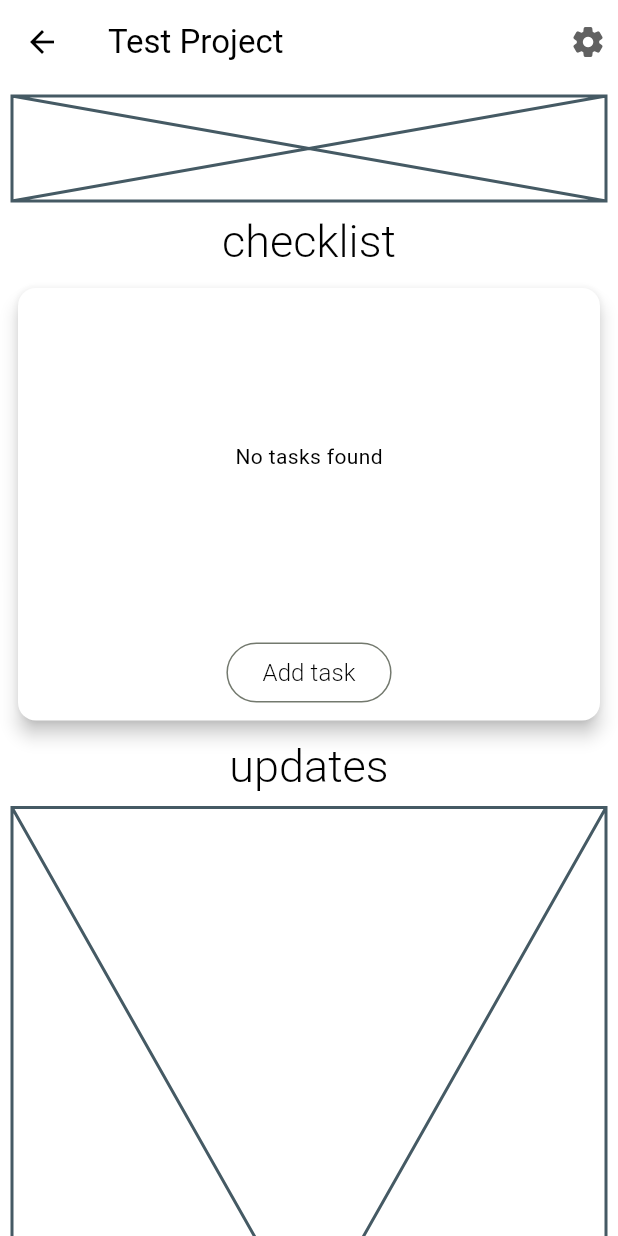
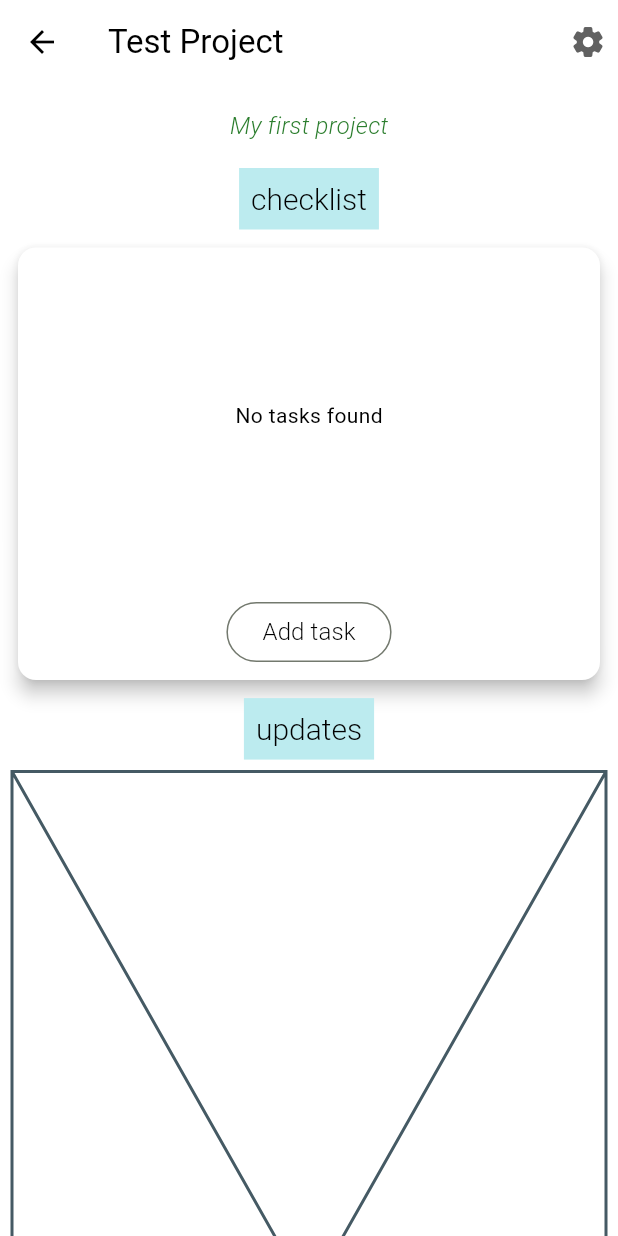
Before and after one commit to Vedant62/buildcraft, a Flutter app: the IndividualProject screen opened directly with sample values from the repository, on a phone screen of 412 x 824 dp. Run offline on Flutter 3.47's test engine with Material 3 defaults, Android fonts, the phone set to English and light mode, and no system bars; our stand-ins replace cloud_firestore, firebase_auth, firebase_core, flex_color_scheme, flutter_riverpod; accounts and stored records are empty.

Commit message:
improved iproject asthetics

```diff
--- a/lib/models/update.dart
+++ b/lib/models/update.dart
@@ -37,7 +37,7 @@ class Update {
 }
 
 enum Status {
-  behindOfTime,
+  late,
   onTime,
-  aheadOfTime,
+  ahead,
 }
--- a/lib/pages/individual_project.dart
+++ b/lib/pages/individual_project.dart
@@ -31,23 +31,27 @@ class _IndividualProjectState extends State<IndividualProject> {
           Padding(
             padding: const EdgeInsets.all(8.0),
             child: DropdownButtonHideUnderline(
-
               child: DropdownButton<String>(
-
                 borderRadius: BorderRadius.circular(8),
                 icon: const Icon(Icons.settings_rounded),
                 items: <DropdownMenuItem<String>>[
                   DropdownMenuItem<String>(
-                    onTap: (){print('lmao');},
+                    onTap: () {
+                      print('lmao');
+                    },
                     value: 'edit',
                     child: Text(
                       'Edit',
-                      style: Theme.of(context).textTheme.labelLarge!.copyWith(
-                          fontSize: 20, fontWeight: FontWeight.w300),
+                      style: Theme.of(context)
+                          .textTheme
+                          .labelLarge!
+                          .copyWith(fontSize: 20, fontWeight: FontWeight.w300),
                     ),
                   ),
                   DropdownMenuItem<String>(
-                    onTap: (){print('lmao2');},
+                    onTap: () {
+                      print('lmao2');
+                    },
                     value: 'delete',
                     child: Text(
                       'Delete',
@@ -72,21 +76,63 @@ class _IndividualProjectState extends State<IndividualProject> {
           child: Column(
             crossAxisAlignment: CrossAxisAlignment.start,
             children: [
-              Placeholder(fallbackHeight: 70, fallbackWidth: MediaQuery.sizeOf(context).width*0.9,),
+              Center(
+                child: Padding(
+                  padding: const EdgeInsets.all(8.0),
+                  child: Text(
+                    _project.description,
+                    style: Theme.of(context).textTheme.titleMedium!.copyWith(
+                          fontWeight: FontWeight.w300,
+                          fontStyle: FontStyle.italic,
+                          color: Theme.of(context).colorScheme.tertiary,
+                        ),
+                  ),
+                ),
+              ),
               Center(
                 child: Padding(
                   padding: const EdgeInsets.symmetric(vertical: 8.0),
-                  child: Text('checklist', style: Theme.of(context).textTheme.titleLarge!.copyWith(fontSize: 30, fontWeight: FontWeight.w300, ),),
+                  child: Container(
+                    color: Theme.of(context).colorScheme.tertiaryContainer,
+                    child: Padding(
+                      padding: const EdgeInsets.all(8.0),
+                      child: Text(
+                        'checklist',
+                        style: Theme.of(context).textTheme.titleLarge!.copyWith(
+                              fontSize: 20,
+                              fontWeight: FontWeight.w300,
+                            ),
+                      ),
+                    ),
+                  ),
                 ),
               ),
-              Center(child: TasksCard(projectId: _project.id!,)),
+              Center(
+                  child: TasksCard(
+                projectId: _project.id!,
+              )),
               Center(
                 child: Padding(
                   padding: const EdgeInsets.symmetric(vertical: 8.0),
-                  child: Text('updates', style: Theme.of(context).textTheme.titleLarge!.copyWith(fontSize: 30, fontWeight: FontWeight.w300,),),
+                  child: Container(
+                    color: Theme.of(context).colorScheme.tertiaryContainer,
+                    child: Padding(
+                      padding: const EdgeInsets.all(8.0),
+                      child: Text(
+                        'updates',
+                        style: Theme.of(context).textTheme.titleLarge!.copyWith(
+                          fontSize: 20,
+                          fontWeight: FontWeight.w300,
+                        ),
+                      ),
+                    ),
+                  ),
                 ),
               ),
-              Placeholder(fallbackHeight: 700, fallbackWidth: MediaQuery.sizeOf(context).width*0.9,),
+              Placeholder(
+                fallbackHeight: 700,
+                fallbackWidth: MediaQuery.sizeOf(context).width * 0.9,
+              ),
             ],
           ),
         ),
```
